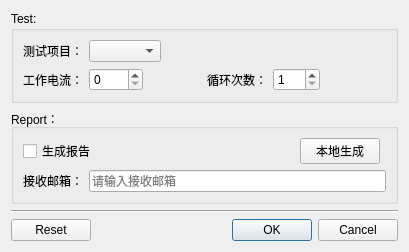
RoadRover-AutoTest/QtDemo, file SubWidget/toolconfig.ui: the form before one commit.
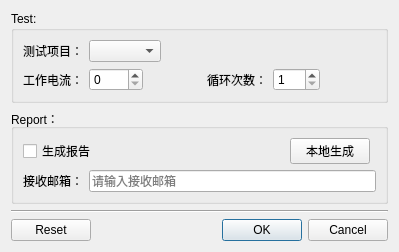
The form after the commit.

What changed in the file:
```diff
--- a/SubWidget/toolconfig.ui
+++ b/SubWidget/toolconfig.ui
@@ -6,7 +6,7 @@
    <rect>
     <x>0</x>
     <y>0</y>
-    <width>409</width>
+    <width>399</width>
     <height>227</height>
    </rect>
   </property>
```
Left out of the diff: 40 changed lines with no effect on the pictures.
